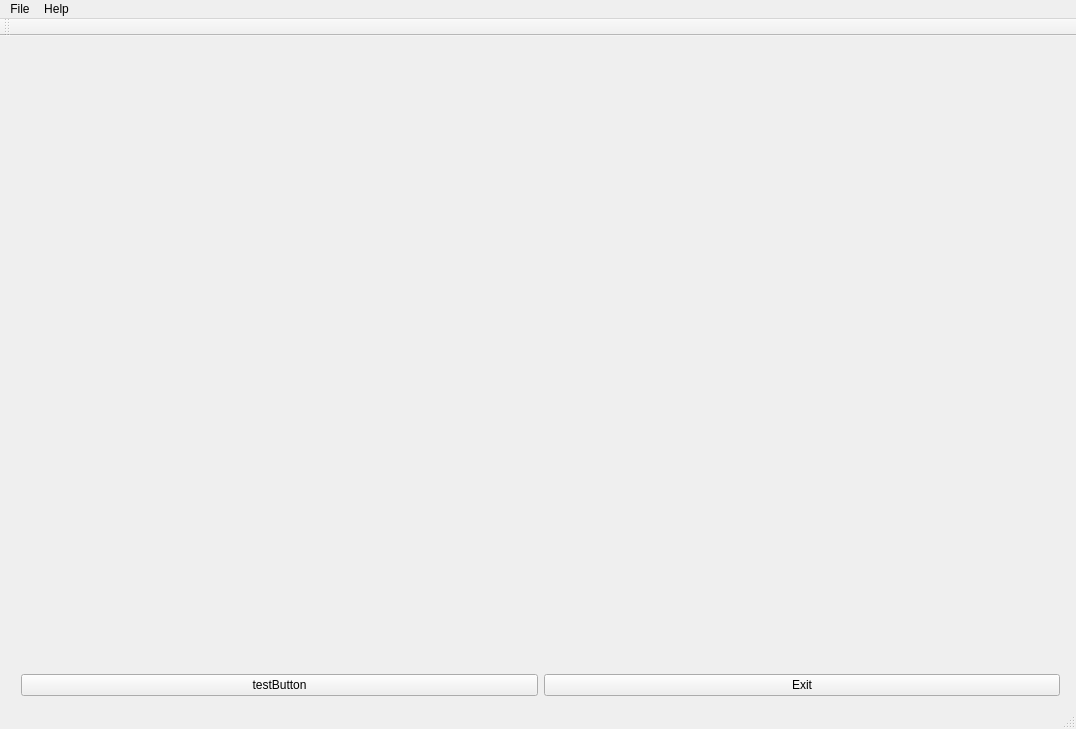
Old version of the form F2837xS GUI/f2837xsgui.ui in the repository hitimr/F283xS_GUI.
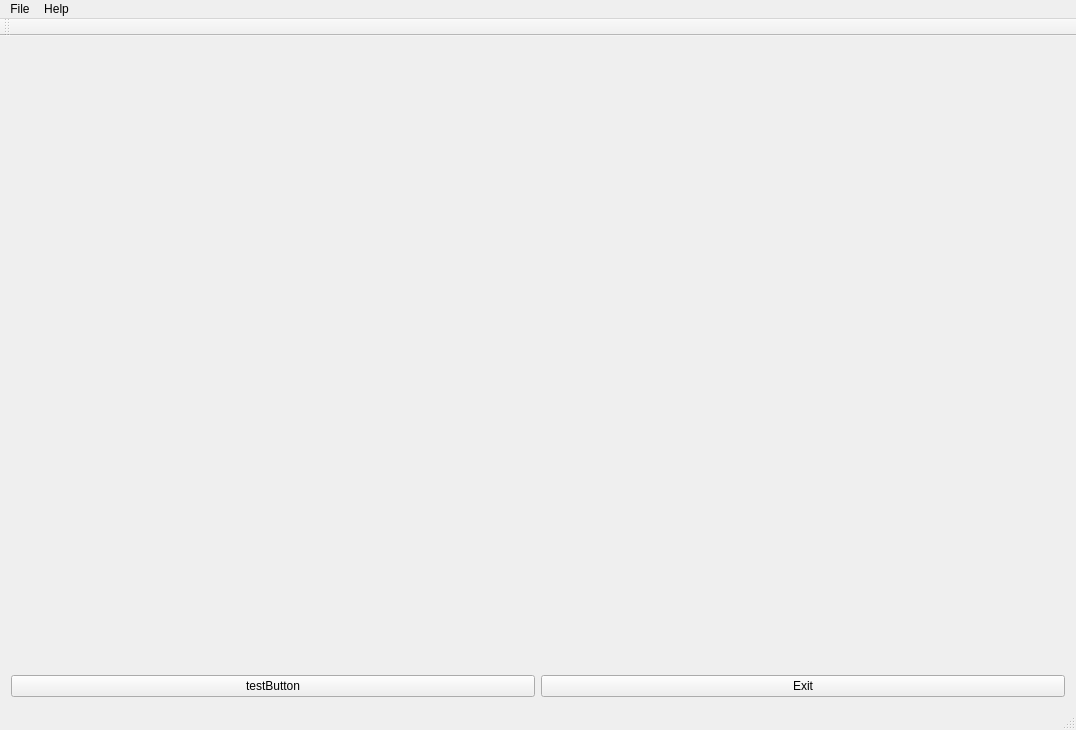
New version of the form.

Commit message: window resizes now

The edit to the form file:
```diff
--- a/F2837xS GUI/f2837xsgui.ui
+++ b/F2837xS GUI/f2837xsgui.ui
@@ -7,32 +7,21 @@
     <x>0</x>
     <y>0</y>
     <width>1076</width>
-    <height>729</height>
+    <height>730</height>
    </rect>
   </property>
   <property name="windowTitle">
    <string>F2837xSGUI</string>
   </property>
   <widget class="QWidget" name="centralWidget">
-   <widget class="QWidget" name="">
-    <property name="geometry">
-     <rect>
-      <x>10</x>
-      <y>10</y>
-      <width>1061</width>
-      <height>661</height>
-     </rect>
-    </property>
+   <layout class="QGridLayout" name="gridLayout_2">
+    <item row="0" column="0">
     <layout class="QGridLayout" name="gridLayout">
      <item row="0" column="0" rowspan="2">
       <layout class="QVBoxLayout" name="chartArea"/>
      </item>
-     <item row="1" column="1">
-      <widget class="QPushButton" name="testButton">
-       <property name="text">
-        <string>testButton</string>
-       </property>
-      </widget>
+      <item row="0" column="1" colspan="2">
+       <layout class="QVBoxLayout" name="inputLayout"/>
      </item>
      <item row="1" column="2">
       <widget class="QPushButton" name="exitButton">
@@ -41,11 +30,16 @@
        </property>
       </widget>
      </item>
-     <item row="0" column="1" colspan="2">
-      <layout class="QVBoxLayout" name="inputLayout"/>
-     </item>
-    </layout>
-   </widget>
+      <item row="1" column="1">
+       <widget class="QPushButton" name="testButton">
+        <property name="text">
+         <string>testButton</string>
+        </property>
+       </widget>
+      </item>
+     </layout>
+    </item>
+   </layout>
   </widget>
   <widget class="QMenuBar" name="menuBar">
    <property name="geometry">
```
Lines whose indentation alone changed are shown as unchanged. The commit also changes 2 other files.
